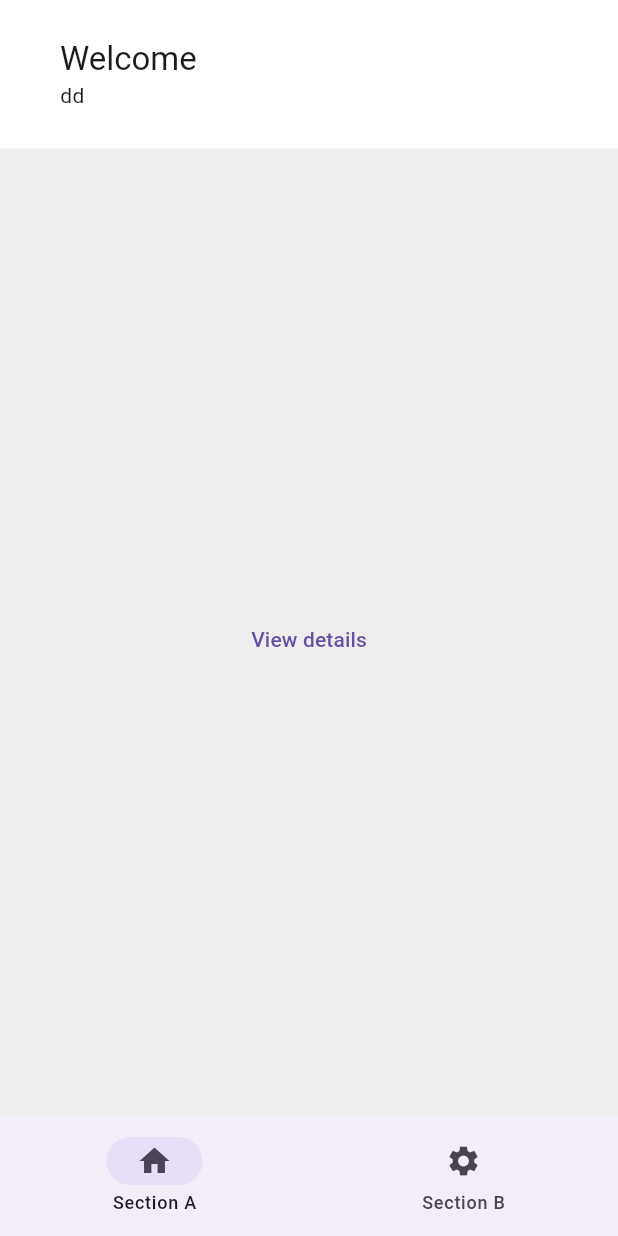
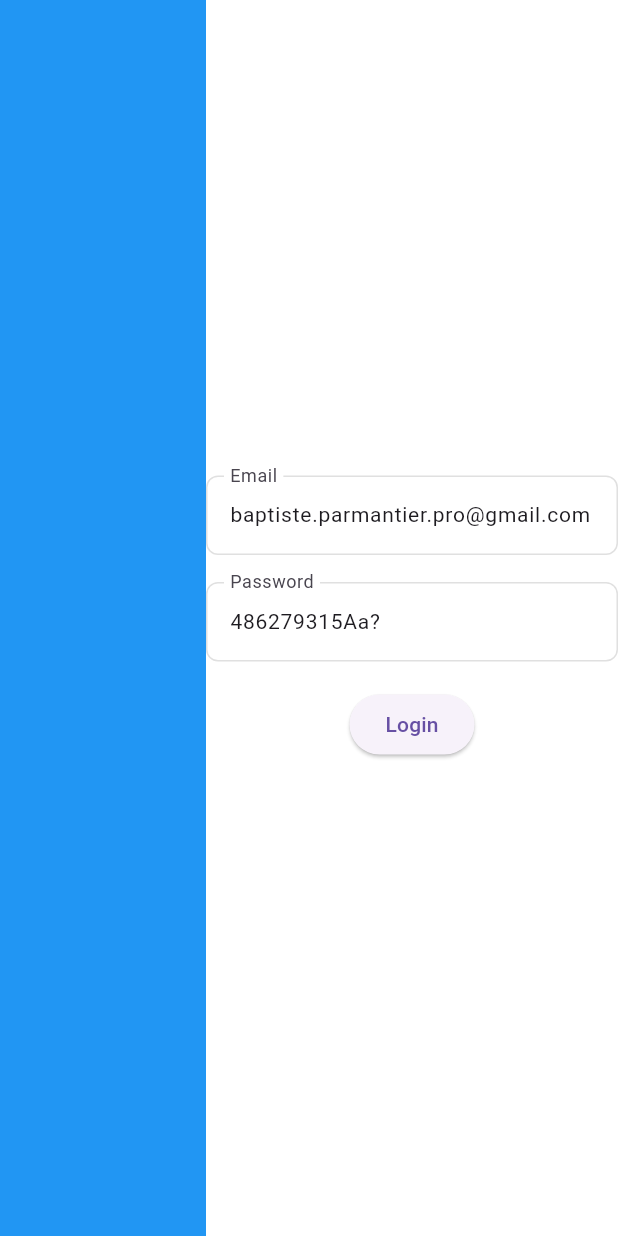
Before and after one commit to leadcode-stack/manager-old, a Flutter app: the screen it shows after launch, on a phone screen of 412 x 824 dp. Run offline on Flutter 3.47's test engine with Material 3 defaults, Android fonts, the phone set to English and light mode, and no system bars; our stand-ins replace flutter_riverpod, go_router, shared_preferences.

Commit message:
feat: enhance routing and create login screen

```diff
--- a/lib/main.dart
+++ b/lib/main.dart
@@ -1,20 +1,18 @@
 import 'package:flutter/material.dart';
-import 'package:manager/src/commons/widgets/routing/router.dart';
+import 'package:flutter_riverpod/flutter_riverpod.dart';
+// ignore: depend_on_referenced_packages
+import 'package:flutter_web_plugins/url_strategy.dart';
+import 'package:manager/src/commons/widgets/app_startup/app_startup.dart';
+import 'package:manager/src/application/preferences/shared_preferences.dart';
+import 'package:shared_preferences/shared_preferences.dart';
 
-void main() {
-  runApp(const MyApp());
+Future<void> main() async {
+  WidgetsFlutterBinding.ensureInitialized();
+  final sharedPreferences = await SharedPreferences.getInstance();
+
+  usePathUrlStrategy();
+  runApp(ProviderScope(
+    overrides: [sharedPreferencesProvider.overrideWithValue(sharedPreferences)],
+    child: const AppStartup(),
+  ));
 }
-
-class MyApp extends StatelessWidget {
-  const MyApp({super.key});
-
-  // This widget is the root of your application.
-  @override
-  Widget build(BuildContext context) {
-    return MaterialApp.router(
-      routerConfig: router,
-      debugShowCheckedModeBanner: false,
-      theme: ThemeData(primarySwatch: Colors.indigo),
-    );
-  }
-}
--- /dev/null
+++ b/lib/src/app.dart
@@ -0,0 +1,21 @@
+import 'package:flutter/material.dart';
+import 'package:flutter_riverpod/flutter_riverpod.dart';
+import 'package:manager/src/commons/widgets/routing/router.dart';
+
+class MyApp extends ConsumerStatefulWidget {
+  const MyApp({super.key});
+
+  @override
+  ConsumerState<MyApp> createState() => _MyAppState();
+}
+
+class _MyAppState extends ConsumerState<MyApp> {
+  @override
+  Widget build(BuildContext context) {
+    return MaterialApp.router(
+      routerConfig: createRouter(ref),
+      debugShowCheckedModeBanner: false,
+      theme: ThemeData(primarySwatch: Colors.indigo),
+    );
+  }
+}
--- /dev/null
+++ b/lib/src/application/preferences/shared_preferences.dart
@@ -0,0 +1,6 @@
+import 'package:flutter_riverpod/flutter_riverpod.dart';
+import 'package:shared_preferences/shared_preferences.dart';
+
+final sharedPreferencesProvider = Provider<SharedPreferences>((ref) {
+  throw SharedPreferences.getInstance();
+});
--- /dev/null
+++ b/lib/src/commons/widgets/form/input_control.dart
@@ -0,0 +1,52 @@
+import 'package:flutter/material.dart';
+
+final class InputControl extends StatelessWidget {
+  final String label;
+  final String? initialValue;
+  final GlobalKey<FormState> formKey;
+  final void Function(String)? onChanged;
+  final void Function(String?)? onSaved;
+  final String? Function(String?)? validator;
+
+  const InputControl(
+      {required this.formKey,
+      required this.label,
+      this.initialValue,
+      this.onChanged,
+      this.onSaved,
+      this.validator,
+      super.key});
+
+  @override
+  Widget build(BuildContext context) {
+    return Padding(
+      padding: const EdgeInsets.only(bottom: 10.0),
+      child: ConstrainedBox(
+        constraints: const BoxConstraints(minWidth: 300),
+        child: IntrinsicWidth(
+          child: TextFormField(
+            initialValue: initialValue,
+            autovalidateMode: AutovalidateMode.onUserInteraction,
+            style: const TextStyle(fontSize: 14.0),
+            decoration: InputDecoration(
+                labelText: label,
+                enabledBorder: OutlineInputBorder(
+                  borderRadius: BorderRadius.circular(8.0),
+                  borderSide: BorderSide(color: Colors.grey.shade300),
+                ),
+                focusedBorder: OutlineInputBorder(
+                  borderRadius: BorderRadius.circular(8.0),
+                  borderSide: BorderSide(color: Colors.grey.shade300),
+                ),
+                border: OutlineInputBorder(
+                  borderRadius: BorderRadius.circular(8.0),
+                )),
+            validator: validator,
+            onChanged: onChanged,
+            onSaved: onSaved,
+          ),
+        ),
+      ),
+    );
+  }
+}
--- a/lib/src/commons/widgets/routing/router.dart
+++ b/lib/src/commons/widgets/routing/router.dart
@@ -1,19 +1,53 @@
 import 'package:flutter/cupertino.dart';
+import 'package:flutter_riverpod/flutter_riverpod.dart';
 import 'package:go_router/go_router.dart';
+import 'package:manager/src/commons/widgets/app_startup/app_startup.dart';
 import 'package:manager/src/commons/widgets/routing/scaffold_nested_navigation.dart';
+import 'package:manager/src/features/authentication/data/models/auth.dart';
+import 'package:manager/src/features/authentication/presentation/login_screen.dart';
 import 'package:manager/src/features/overview/presentation/home_screen.dart';
 
 final _rootNavigatorKey = GlobalKey<NavigatorState>();
 
-final router = GoRouter(
-  initialLocation: '/',
+GoRouter createRouter (WidgetRef ref) {
+  final appStartupState = ref.watch(appStartupProvider);
+  final auth = ref.watch(authProvider);
+
+  return GoRouter(
+    initialLocation: '/authentication/login',
     navigatorKey: _rootNavigatorKey,
     debugLogDiagnostics: true,
+    redirect: (BuildContext context, GoRouterState state) {
+      if (appStartupState.isLoading || appStartupState.hasError) {
+        return '/startup';
+      }
+
+      if (!auth.isLoggedIn && state.fullPath != '/authentication/login') {
+        return '/authentication/login';
+      }
+
+      if (auth.isLoggedIn && state.fullPath == '/authentication/login') {
+        return '/';
+      }
+
+
+      return null;
+    },
     routes: [
+      GoRoute(
+        path: '/startup',
+        pageBuilder: (context, state) => const NoTransitionPage(
+          child: AppStartup(),
+        ),
+      ),
+      GoRoute(
+        path: '/authentication/login',
+        pageBuilder: (context, state) => const NoTransitionPage(
+          child: LoginScreen(),
+        ),
+      ),
       StatefulShellRoute.indexedStack(
-      builder: (context, state, navigationShell) {
-        return ScaffoldWithNestedNavigation(navigationShell: navigationShell);
-      },
+        pageBuilder: (context, state, navigationShell) => NoTransitionPage(child: ScaffoldWithNestedNavigation(navigationShell: navigationShell)),
         branches: [
           StatefulShellBranch(
             navigatorKey: GlobalKey<NavigatorState>(debugLabel: 'home'),
@@ -43,13 +77,14 @@ final router = GoRouter(
                 routes: [
                   GoRoute(
                       path: ':id/overview',
-                    pageBuilder: (context, state) => NoTransitionPage(
+                      pageBuilder: (context, state) => const NoTransitionPage(
                           child: Center(child: Text('User profil')))),
                 ],
               ),
             ],
-        )
+          ),
         ],
       ),
     ],
   );
+}
--- a/lib/src/commons/widgets/routing/scaffold_navigation_bar.dart
+++ b/lib/src/commons/widgets/routing/scaffold_navigation_bar.dart
@@ -1,6 +1,4 @@
 import 'package:flutter/material.dart';
-import 'package:go_router/go_router.dart';
-import 'package:manager/src/commons/widgets/routing/scaffold_navigation_rail.dart';
 
 class ScaffoldNavigationBar extends StatelessWidget {
   const ScaffoldNavigationBar({
--- /dev/null
+++ b/lib/src/features/authentication/presentation/login_screen.dart
@@ -0,0 +1,76 @@
+import 'package:flutter/material.dart';
+import 'package:flutter_riverpod/flutter_riverpod.dart';
+import 'package:go_router/go_router.dart';
+import 'package:manager/src/commons/widgets/form/input_control.dart';
+import 'package:manager/src/features/authentication/data/controllers/auth_controller.dart';
+import 'package:manager/src/features/authentication/data/validators/auth_validator.dart';
+
+final class LoginScreen extends ConsumerStatefulWidget {
+  const LoginScreen({super.key});
+
+  @override
+  ConsumerState<LoginScreen> createState() => _LoginScreenState();
+}
+
+class _LoginScreenState extends ConsumerState<LoginScreen> {
+  final _formKey = GlobalKey<FormState>();
+  String _email = 'baptiste.parmantier.pro@gmail.com';
+  String _password = '486279315Aa?';
+
+  @override
+  Widget build(BuildContext context) {
+    final size = MediaQuery.of(context).size;
+
+    return Scaffold(
+        body: Container(
+            width: double.infinity,
+            height: double.infinity,
+            color: Colors.white,
+            child: Form(
+              key: _formKey,
+              child: Row(
+                children: [
+                  Container(
+                    color: Colors.blue,
+                    width: size.width / 3,
+                  ),
+                  Expanded(
+                      child: Column(
+                    mainAxisAlignment: MainAxisAlignment.center,
+                    children: [
+                      InputControl(
+                          formKey: _formKey,
+                          label: 'Email',
+                          validator: validateEmail,
+                          initialValue: _email,
+                          onSaved: (value) => _email = value!),
+                      const SizedBox(height: 8.0),
+                      InputControl(
+                          formKey: _formKey,
+                          label: 'Password',
+                          validator: validatePassword,
+                          initialValue: _password,
+                          onSaved: (value) => _password = value!),
+                      const SizedBox(height: 8.0),
+                      ElevatedButton(
+                          onPressed: () async {
+                            if (_formKey.currentState!.validate()) {
+                              _formKey.currentState!.save();
+
+                              final authController =
+                                  ref.read(authControllerProvider.notifier);
+                              await authController.login(_email, _password);
+
+                              if (context.mounted) {
+                                context.go('/');
+                              }
+                            }
+                          },
+                          child: const Text('Login'))
+                    ],
+                  ))
+                ],
+              ),
+            )));
+  }
+}
--- a/lib/src/features/overview/presentation/home_screen.dart
+++ b/lib/src/features/overview/presentation/home_screen.dart
@@ -1,17 +1,21 @@
 import 'package:flutter/material.dart';
+import 'package:flutter_riverpod/flutter_riverpod.dart';
 import 'package:go_router/go_router.dart';
 import 'package:manager/src/commons/widgets/resource_bars/overview_app_bar.dart';
+import 'package:manager/src/features/authentication/data/models/auth.dart';
 
-class HomeScreen extends StatelessWidget {
+class HomeScreen extends ConsumerWidget {
   /// Creates a RootScreen
   const HomeScreen({super.key});
 
   @override
-  Widget build(BuildContext context) {
+  Widget build(BuildContext context, WidgetRef ref) {
+    final auth = ref.watch(authProvider);
+
     return Scaffold(
-      appBar: const OverviewAppBar(
+      appBar: OverviewAppBar(
         title: 'Welcome',
-        description: Text('dd'),
+        description: Text('${auth.user?.username} + ${auth.token?.value}'),
       ),
       backgroundColor: Colors.grey.shade200,
       body: Center(
```
Lines whose indentation alone changed are shown as unchanged.
